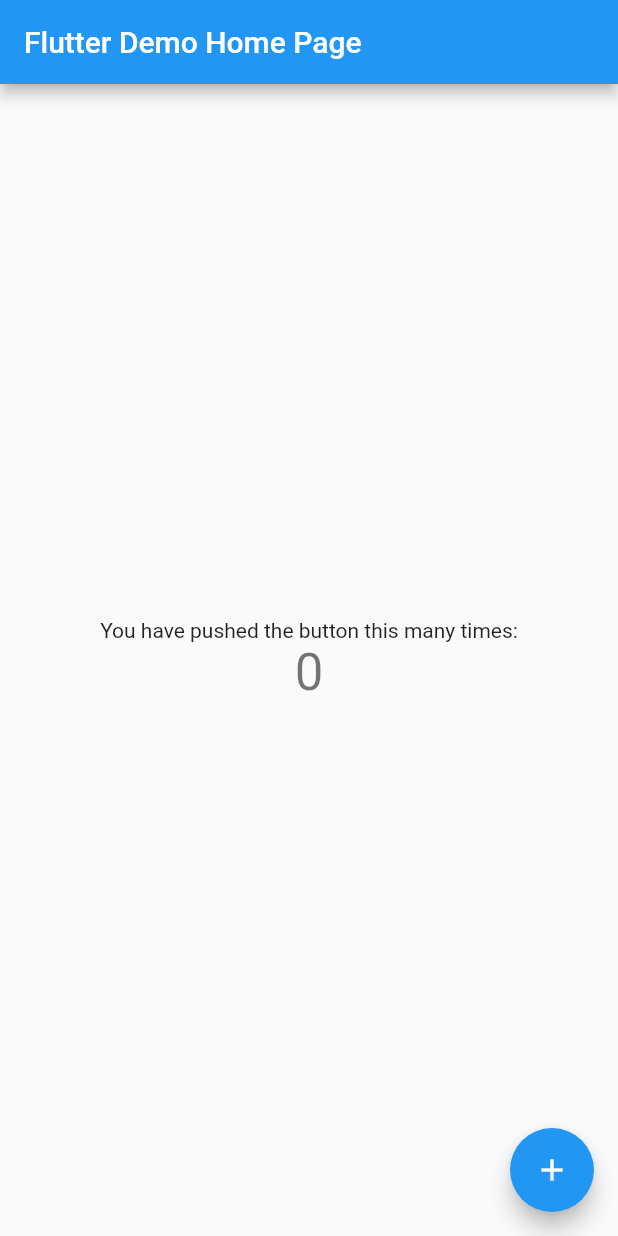
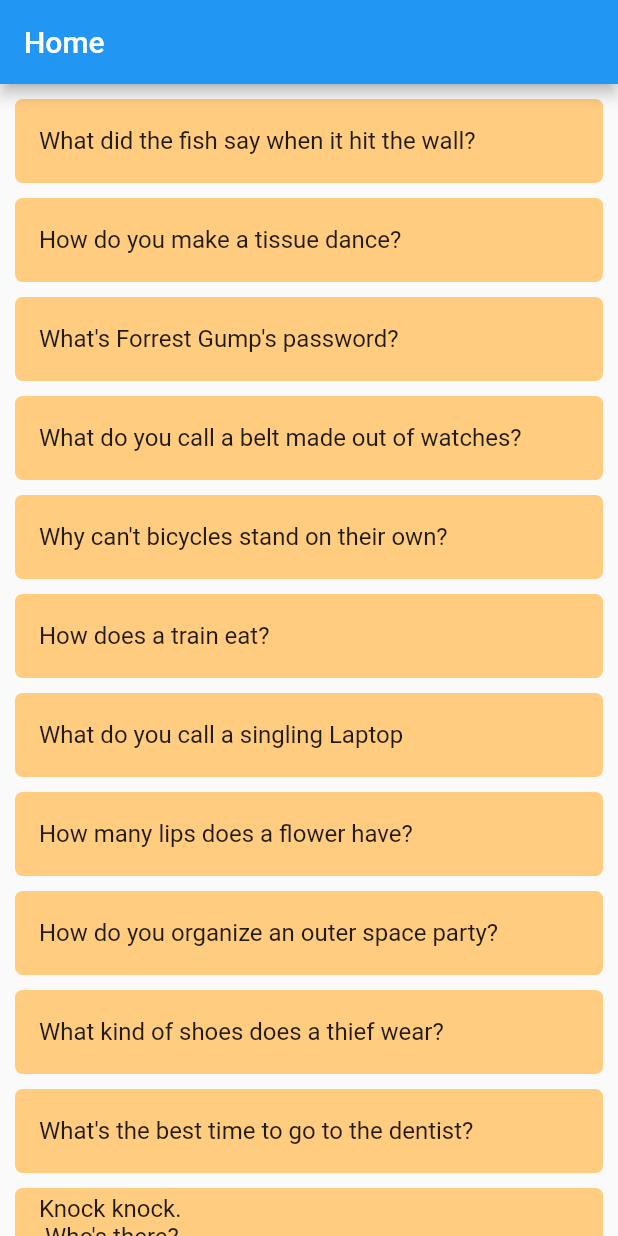
Before and after one commit to YogeshSaindane/the_joke_app, a Flutter app: the screen it shows after launch, on a phone screen of 412 x 824 dp. Run offline on Flutter 3.47's test engine with Material 2 defaults, Android fonts, the phone set to English and light mode, and no system bars.

Commit message:
List complete

```diff
--- /dev/null
+++ b/lib/Controllers/MasterDetailScreen.dart
@@ -0,0 +1,65 @@
+import 'package:flutter/material.dart';
+import 'package:the_joke_app/Model/Joke.dart';
+import 'package:the_joke_app/UI/joke_details.dart';
+import 'package:the_joke_app/UI/joke_listing.dart';
+
+class MasterDetailScreen extends StatefulWidget {
+  @override
+  _MasterDetailScreenState createState() => _MasterDetailScreenState();
+}
+
+class _MasterDetailScreenState extends State<MasterDetailScreen> {
+  static const int tabletBreakpoint = 600;
+  Joke selectedJoke;
+  Widget mobileLayout() {
+    return JokeListing(jokeSelectedCallBack: (jokeSelected) {
+      Navigator.push(context,
+          MaterialPageRoute(builder: (BuildContext context) {
+        return JokeDetails(isTabletLayout: false, joke: jokeSelected);
+      }));
+    });
+  }
+
+  Widget tabletLayout() {
+    return Row(
+      children: [
+        Flexible(
+          flex: 1,
+          child: Material(
+            elevation: 15,
+            child: JokeListing(
+              jokeSelectedCallBack: (jokeSelected) {
+                setState(() {
+                  selectedJoke = jokeSelected;
+                });
+              },
+              jokeSelected: selectedJoke,
+            ),
+          ),
+        ),
+        Flexible(
+            flex: 3,
+            child: JokeDetails(isTabletLayout: true, joke: selectedJoke))
+      ],
+    );
+  }
+
+  @override
+  Widget build(BuildContext context) {
+    Widget content;
+    var shortestSide = MediaQuery.of(context).size.shortestSide;
+    var orientation = MediaQuery.of(context).orientation;
+    if (orientation == Orientation.portrait &&
+        shortestSide < tabletBreakpoint) {
+      content = mobileLayout();
+    } else {
+      content = tabletLayout();
+    }
+    return Scaffold(
+      appBar: AppBar(
+        title: Text("Home"),
+      ),
+      body: content,
+    );
+  }
+}
--- /dev/null
+++ b/lib/Model/Joke.dart
@@ -0,0 +1,174 @@
+import 'package:flutter/material.dart';
+
+class Joke {
+  final int id;
+  final String type;
+  final String setup;
+  final String punchline;
+
+  Joke(
+      {@required this.id,
+      @required this.type,
+      @required this.setup,
+      @required this.punchline});
+}
+
+final List<Joke> jokesList = <Joke>[
+  Joke(
+      id: 1,
+      type: "general",
+      setup: "What did the fish say when it hit the wall?",
+      punchline: "Damn."),
+  Joke(
+      id: 2,
+      type: "general",
+      setup: "How do you make a tissue dance?",
+      punchline: "You put a little boogie on it."),
+  Joke(
+      id: 3,
+      type: "general",
+      setup: "What's Forrest Gump's password?",
+      punchline: "1Forrest1"),
+  Joke(
+      id: 4,
+      type: "general",
+      setup: "What do you call a belt made out of watches?",
+      punchline: "A waist of time."),
+  Joke(
+      id: 5,
+      type: "general",
+      setup: "Why can't bicycles stand on their own?",
+      punchline: "They are two tired"),
+  Joke(
+      id: 6,
+      type: "general",
+      setup: "How does a train eat?",
+      punchline: "It goes chew, chew"),
+  Joke(
+      id: 7,
+      type: "general",
+      setup: "What do you call a singling Laptop",
+      punchline: "A Dell"),
+  Joke(
+      id: 8,
+      type: "general",
+      setup: "How many lips does a flower have?",
+      punchline: "Tulips"),
+  Joke(
+      id: 8,
+      type: "general",
+      setup: "How do you organize an outer space party?",
+      punchline: "You planet"),
+  Joke(
+      id: 9,
+      type: "general",
+      setup: "What kind of shoes does a thief wear?",
+      punchline: "Sneakers"),
+  Joke(
+      id: 10,
+      type: "general",
+      setup: "What's the best time to go to the dentist?",
+      punchline: "Tooth hurty."),
+  Joke(
+      id: 11,
+      type: "knock-knock",
+      setup:
+          "Knock knock. \n Who's there? \n A broken pencil. \n A broken pencil who?",
+      punchline: "Never mind. It's pointless."),
+  Joke(
+      id: 12,
+      type: "knock-knock",
+      setup: "Knock knock. \n Who's there? \n Cows go. \n Cows go who?",
+      punchline: "No, cows go moo."),
+  Joke(
+      id: 13,
+      type: "knock-knock",
+      setup:
+          "Knock knock. \n Who's there? \n Little old lady. \n Little old lady who?",
+      punchline: "I didn't know you could yodel!"),
+  Joke(
+      id: 14,
+      type: "knock-knock",
+      setup: "Knock knock. \n Who's there? \n Cereal \n Cereal who?",
+      punchline: "Cereal pleasure to meet you"),
+  Joke(
+      id: 15,
+      type: "knock-knock",
+      setup: "Knock knock. \n Who's there? \n Harry! \n Harry who?",
+      punchline: "Harry up and answer the door!"),
+  Joke(
+      id: 16,
+      type: "knock-knock",
+      setup: "Knock knock. \n Who's there? \n Bless! \n Bless who?",
+      punchline: "I didn't sneeze, but thank you."),
+  Joke(
+      id: 17,
+      type: "knock-knock",
+      setup: "Knock knock. \n Who's there? \n Tank \n Tank who?",
+      punchline: "You're welcome!"),
+  Joke(
+      id: 18,
+      type: "knock-knock",
+      setup: "Knock knock. \n Who's there? \n Opportunity",
+      punchline: "... Opportunity doesn't knock twice."),
+  Joke(
+      id: 19,
+      type: "knock-knock",
+      setup: "Knock knock. \n Who's there? \n Alex. \n Alex who?",
+      punchline: "ALex the questions around here!"),
+  Joke(
+      id: 20,
+      type: "knock-knock",
+      setup: "Knock knock. \n Who's there? \n Hawaii. \n Hawaii who?",
+      punchline: "I'm fine, Hawaii you?"),
+  Joke(
+      id: 21,
+      type: "programming",
+      setup: "What's the best thing about a Boolean?",
+      punchline: "Even if you're wrong, you're only off by a bit."),
+  Joke(
+      id: 22,
+      type: "programming",
+      setup: "What's the object-oriented way to become wealthy?",
+      punchline: "Inheritance"),
+  Joke(
+      id: 23,
+      type: "programming",
+      setup: "Where do programmers like to hangout?",
+      punchline: "The Foo Bar."),
+  Joke(
+      id: 24,
+      type: "programming",
+      setup: "Why did the programmer quit his job?",
+      punchline: "Because he didn't get arrays."),
+  Joke(
+      id: 25,
+      type: "programming",
+      setup: "What do you call a programmer from Finland?",
+      punchline: "nerdic"),
+  Joke(
+      id: 26,
+      type: "programming",
+      setup: "A SQL query goes into a bar, walks up to two tables and ask...",
+      punchline: "Can I join you?"),
+  Joke(
+      id: 27,
+      type: "programming",
+      setup: "How many programmers does it take to change a light bulb?",
+      punchline: "None, that's a hardware problem."),
+  Joke(
+      id: 28,
+      type: "programming",
+      setup: "To understand what recursion is...",
+      punchline: "... you must first understand recursion."),
+  Joke(
+      id: 29,
+      type: "programming",
+      setup: "A foo walks into a bar, takes a look around and says...",
+      punchline: "Hello, World!"),
+  Joke(
+      id: 30,
+      type: "programming",
+      setup: "Two bytes meet. The first byte asks, \"Are you ill?\"",
+      punchline: "The second byte replies, \"No, just feeling a bit off.\"")
+];
--- /dev/null
+++ b/lib/UI/joke_details.dart
@@ -0,0 +1,49 @@
+import 'package:flutter/material.dart';
+import 'package:the_joke_app/Model/Joke.dart';
+
+class JokeDetails extends StatelessWidget {
+  final bool isTabletLayout;
+  final Joke joke;
+
+  JokeDetails({@required this.isTabletLayout, @required this.joke});
+
+  @override
+  Widget build(BuildContext context) {
+    final TextTheme textTheme = Theme.of(context).textTheme;
+    final Widget content = Column(
+      mainAxisAlignment: MainAxisAlignment.center,
+      children: [
+        Padding(
+          padding: const EdgeInsets.all(8.0),
+          child: Text(
+            joke?.setup ?? "No joke selected.",
+            style: textTheme.headline6,
+          ),
+        ),
+        Padding(
+          padding: const EdgeInsets.all(8.0),
+          child: Text(
+            joke?.punchline ?? "Please select a joke on the left",
+            style: textTheme.subtitle1,
+          ),
+        )
+      ],
+    );
+
+    if (isTabletLayout) {
+      return Center(
+        child: content,
+      );
+    }
+
+    return Scaffold(
+      appBar: AppBar(
+        title: Text(joke?.type ?? "no jokes"),
+      ),
+      backgroundColor: Colors.yellow.shade50,
+      body: Center(
+        child: content,
+      ),
+    );
+  }
+}
--- /dev/null
+++ b/lib/UI/joke_listing.dart
@@ -0,0 +1,33 @@
+import 'package:flutter/material.dart';
+import 'package:the_joke_app/Model/Joke.dart';
+
+class JokeListing extends StatelessWidget {
+  final ValueChanged<Joke> jokeSelectedCallBack;
+  final Joke jokeSelected;
+
+  const JokeListing(
+      {Key key, @required this.jokeSelectedCallBack, this.jokeSelected})
+      : super(key: key);
+
+  @override
+  Widget build(BuildContext context) {
+    return ListView(
+      children: jokesList.map((tempJoke) {
+        return Padding(
+          padding: const EdgeInsets.only(top: 10, left: 10, right: 10),
+          child: Container(
+            child: ListTile(
+              title: Text(tempJoke.setup),
+              onTap: () => jokeSelectedCallBack(tempJoke),
+              selected: jokeSelected == tempJoke,
+            ),
+            decoration: BoxDecoration(
+                color: Colors.orange.shade200,
+                shape: BoxShape.rectangle,
+                borderRadius: BorderRadius.circular(5)),
+          ),
+        );
+      }).toList(),
+    );
+  }
+}
--- a/lib/main.dart
+++ b/lib/main.dart
@@ -1,4 +1,5 @@
 import 'package:flutter/material.dart';
+import 'package:the_joke_app/Controllers/MasterDetailScreen.dart';
 
 void main() {
   runApp(MyApp());
@@ -11,18 +12,9 @@
     return MaterialApp(
       title: 'Flutter Demo',
       theme: ThemeData(
-        // This is the theme of your application.
-        //
-        // Try running your application with "flutter run". You'll see the
-        // application has a blue toolbar. Then, without quitting the app, try
-        // changing the primarySwatch below to Colors.green and then invoke
-        // "hot reload" (press "r" in the console where you ran "flutter run",
-        // or simply save your changes to "hot reload" in a Flutter IDE).
-        // Notice that the counter didn't reset back to zero; the application
-        // is not restarted.
         primarySwatch: Colors.blue,
       ),
-      home: MyHomePage(title: 'Flutter Demo Home Page'),
+      home: MasterDetailScreen(),
     );
   }
 }
@@ -50,47 +42,18 @@
 
   void _incrementCounter() {
     setState(() {
-      // This call to setState tells the Flutter framework that something has
-      // changed in this State, which causes it to rerun the build method below
-      // so that the display can reflect the updated values. If we changed
-      // _counter without calling setState(), then the build method would not be
-      // called again, and so nothing would appear to happen.
       _counter++;
     });
   }
 
   @override
   Widget build(BuildContext context) {
-    // This method is rerun every time setState is called, for instance as done
-    // by the _incrementCounter method above.
-    //
-    // The Flutter framework has been optimized to make rerunning build methods
-    // fast, so that you can just rebuild anything that needs updating rather
-    // than having to individually change instances of widgets.
     return Scaffold(
       appBar: AppBar(
-        // Here we take the value from the MyHomePage object that was created by
-        // the App.build method, and use it to set our appbar title.
         title: Text(widget.title),
       ),
       body: Center(
-        // Center is a layout widget. It takes a single child and positions it
-        // in the middle of the parent.
         child: Column(
-          // Column is also a layout widget. It takes a list of children and
-          // arranges them vertically. By default, it sizes itself to fit its
-          // children horizontally, and tries to be as tall as its parent.
-          //
-          // Invoke "debug painting" (press "p" in the console, choose the
-          // "Toggle Debug Paint" action from the Flutter Inspector in Android
-          // Studio, or the "Toggle Debug Paint" command in Visual Studio Code)
-          // to see the wireframe for each widget.
-          //
-          // Column has various properties to control how it sizes itself and
-          // how it positions its children. Here we use mainAxisAlignment to
-          // center the children vertically; the main axis here is the vertical
-          // axis because Columns are vertical (the cross axis would be
-          // horizontal).
           mainAxisAlignment: MainAxisAlignment.center,
           children: <Widget>[
             Text(
```
Also changed, not shown: lib/Controllers/Dashboard.dart (deleted).
